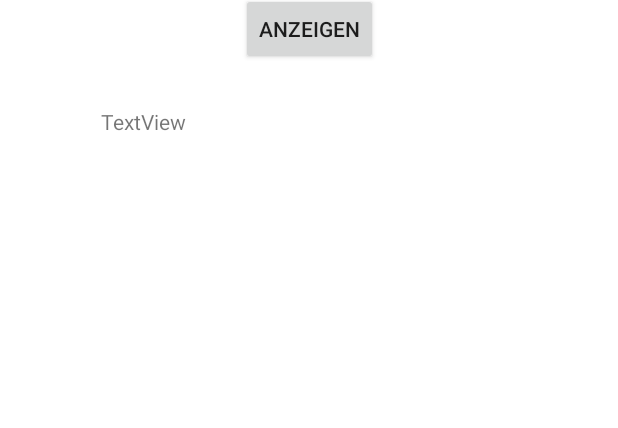
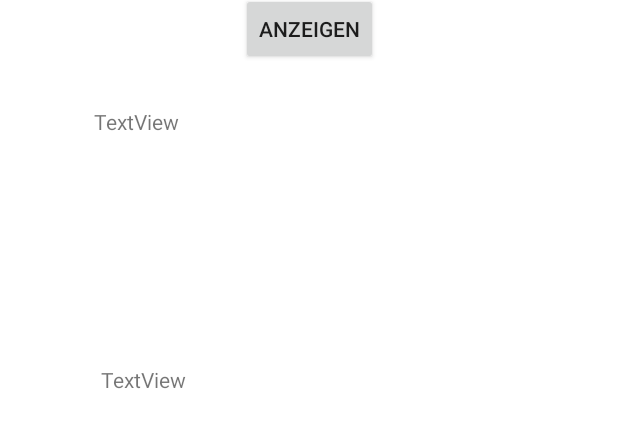
Before and after one commit to Anthony1198/HomeBalance, an Android app: the layout fragment_wetter.xml on its own in the app's theme, with its tools: preview values and no code run, on a phone screen of 412 x 824 dp. Shown: the part 210-638 px from the top of the screen. Run offline under Robolectric (Android 15) with nearby library versions, the phone set to English and light mode, and no system bars.

Commit message:
Wetterdaten für Aktuell und den Tag fertig abrufbar

```diff
--- a/app/src/main/res/layout/fragment_wetter.xml
+++ b/app/src/main/res/layout/fragment_wetter.xml
@@ -35,9 +35,19 @@
                 app:layout_constraintTop_toBottomOf="@+id/wetter" />
 
             <TextView
-                android:id="@+id/textView2"
+                android:id="@+id/wetterCurrent"
                 android:layout_width="277dp"
-                android:layout_height="233dp"
+                android:layout_height="75dp"
+                android:layout_marginTop="200dp"
+                android:text="TextView"
+                app:layout_constraintEnd_toEndOf="parent"
+                app:layout_constraintStart_toStartOf="parent"
+                app:layout_constraintTop_toBottomOf="@+id/anzeigen" />
+
+            <TextView
+                android:id="@+id/wetterDay"
+                android:layout_width="287dp"
+                android:layout_height="89dp"
                 android:layout_marginTop="28dp"
                 android:text="TextView"
                 app:layout_constraintEnd_toEndOf="parent"
```
Also changed, not shown: app/src/main/java/com/example/HomeBalance/WetterFragment.java (+31 -19 lines).
